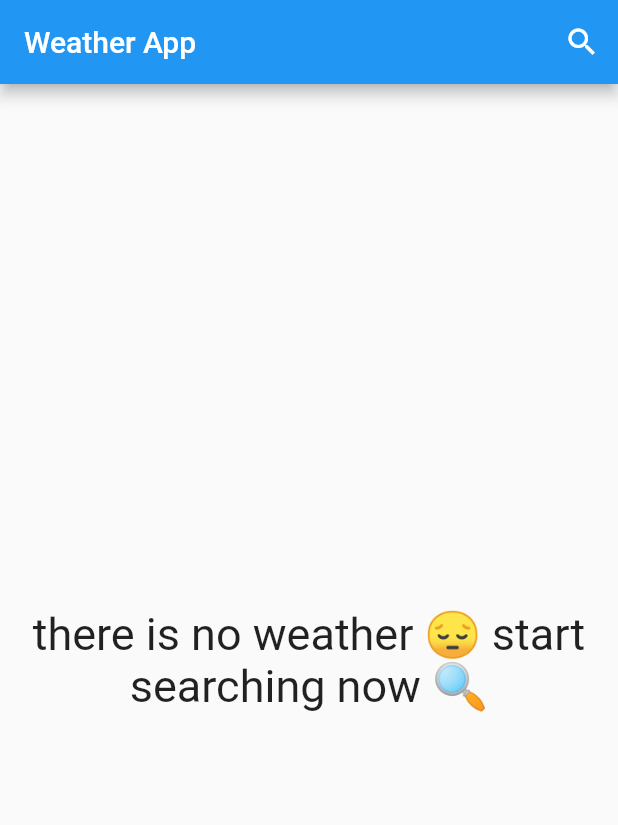
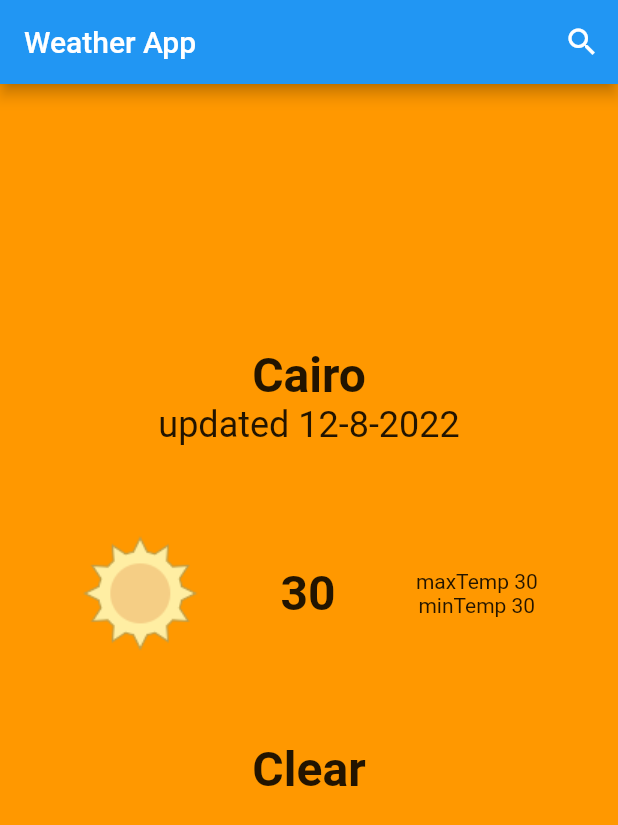
Before and after one commit to John-Wassef/Weather-App, a Flutter app: the screen it shows after launch, on a phone screen of 412 x 824 dp. Shown: the top 825 px of the screen. Run offline on Flutter 3.47's test engine with Material 2 defaults, Android fonts, the phone set to English and light mode, and no system bars.

Commit message:
Starting Home Page UI

```diff
--- a/lib/models/weather_model.dart
+++ b/lib/models/weather_model.dart
@@ -13,7 +13,8 @@ class WeatherModel {
       required this.weatherCondition});
 
   factory WeatherModel.fromJson(dynamic data) {
-    var jsonData = data["forecast"]["forecastday"][0];
+
+    var jsonData = data["forecast"]["forecastday"][0]["day"];
 
     return WeatherModel(
         date: data["location"]["localtime"],
@@ -22,4 +23,10 @@ class WeatherModel {
         maxTemp: jsonData["maxtemp_c"],
         weatherCondition: jsonData["condition"]["text"]);
   }
+
+  @override
+  String toString() {
+
+    return "temp=$avgTemp\nminTemp=$minTemp\nmaxTemp=$maxTemp\ncondition=$weatherCondition";
+  }
 }
--- a/lib/pages/home_page.dart
+++ b/lib/pages/home_page.dart
@@ -1,8 +1,10 @@
 import 'package:flutter/material.dart';
+import 'package:weather_app/models/weather_model.dart';
 import 'package:weather_app/pages/search_page.dart';
 
 class HomePage extends StatelessWidget {
-  const HomePage({Key? key}) : super(key: key);
+  HomePage({Key? key}) : super(key: key);
+  WeatherModel? weatherModel;
 
   @override
   Widget build(BuildContext context) {
@@ -10,21 +12,21 @@ class HomePage extends StatelessWidget {
         appBar: AppBar(
           actions: [
             IconButton(
-        onPressed: ()
-    {
-      Navigator.push(
-          context, MaterialPageRoute(builder: (context) => SearchPage()));
-    }, icon: Icon(Icons.search),)
+              onPressed: () {
+                Navigator.push(context,
+                    MaterialPageRoute(builder: (context) => SearchPage()));
+              },
+              icon: Icon(Icons.search),
+            )
           ],
           title: Text("Weather App"),
         ),
-    body: Center(
-    child: Column(
-    mainAxisSize: MainAxisSize.min,
-    children: [
+        body: weatherModel != null
+            ? Center(
+                child: Column(mainAxisSize: MainAxisSize.min, children: [
                   Text(
                     'there is no weather 😔 start',
-    textAlign:TextAlign.center ,
+                    textAlign: TextAlign.center,
                     style: TextStyle(
                       fontSize: 30,
                     ),
@@ -35,9 +37,46 @@ class HomePage extends StatelessWidget {
                       fontSize: 30,
                     ),
                   ),
-    ]
+                ]),
+              )
+            : Container(
+          color: Colors.orange,
+          child: Column(
+            mainAxisAlignment: MainAxisAlignment.center,
+            children: [
+              Spacer(flex:3 ,),
+              Text("Cairo",style: TextStyle(
+                fontSize: 32,
+                fontWeight: FontWeight.bold,
+              ),),
+              Text("updated 12-8-2022",style: TextStyle(
+                fontSize: 24,
+              ),),
+              Spacer(),
+              Row(
+                mainAxisAlignment: MainAxisAlignment.spaceEvenly,
+                children: [
+                  Image.asset("assets/images/clear.png"),
+                  Text("30",style: TextStyle(
+                    fontSize: 32,
+                    fontWeight: FontWeight.bold,
+                  ),),
+                  Column(
+                    children: [
+                      Text("maxTemp 30",),
+                      Text("minTemp 30",),
+                    ],
+                  )
+                ],
               ),
-    )
-    );
+              Spacer(),
+              Text("Clear",style: TextStyle(
+                fontSize: 32,
+                fontWeight: FontWeight.bold,
+              ),),
+              Spacer(flex: 5,)
+            ],
+          ),
+        ));
   }
 }
--- a/lib/pages/search_page.dart
+++ b/lib/pages/search_page.dart
@@ -1,4 +1,5 @@
 import 'package:flutter/material.dart';
+import 'package:weather_app/models/weather_model.dart';
 import 'package:weather_app/services/weather_service.dart';
 
 class SearchPage extends StatelessWidget {
@@ -22,10 +23,11 @@ class SearchPage extends StatelessWidget {
                     EdgeInsets.symmetric(vertical: 32, horizontal: 24),
                 border: OutlineInputBorder(),
                 hintText: "Enter a City"),
-            onSubmitted: (data){
+            onSubmitted: (data)async{
               cityName=data;
              var service=WeatherService();
-              service.getWeather(cityName: cityName);
+             WeatherModel weather=await service.getWeather(cityName: cityName);
+             print(weather);
 
             },
           ),
```
Lines whose indentation alone changed are shown as unchanged.
